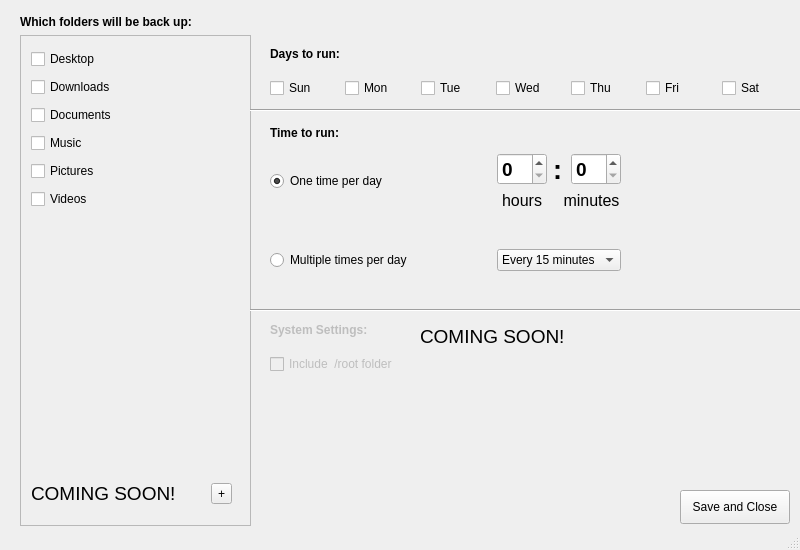
This is src/options.ui in GeovaneJefferson/timemachine as Qt 5 draws it before an edit. The edited form follows.
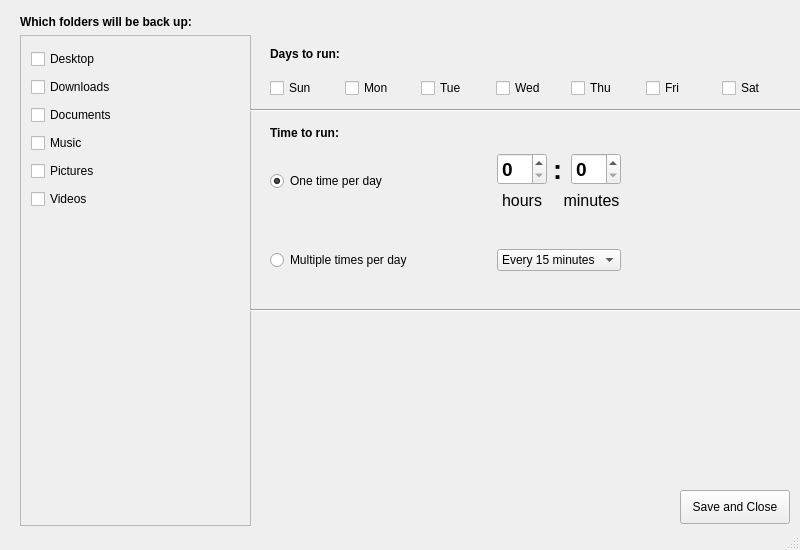
This is the edited form.

```diff
--- a/src/options.ui
+++ b/src/options.ui
@@ -376,85 +376,11 @@
           </item>
          </layout>
         </widget>
-        <widget class="QWidget" name="layoutWidget">
-         <property name="geometry">
-          <rect>
-           <x>10</x>
-           <y>440</y>
-           <width>201</width>
-           <height>36</height>
-          </rect>
-         </property>
-         <layout class="QHBoxLayout" name="horizontalLayout_2">
-          <item>
-           <widget class="QLabel" name="label_8">
-            <property name="text">
-             <string>&lt;html&gt;&lt;head/&gt;&lt;body&gt;&lt;p&gt;&lt;span style=&quot; font-size:14pt;&quot;&gt;COMING SOON!&lt;/span&gt;&lt;/p&gt;&lt;/body&gt;&lt;/html&gt;</string>
-            </property>
-           </widget>
-          </item>
-          <item>
-           <widget class="QToolButton" name="toolButton">
-            <property name="enabled">
-             <bool>true</bool>
-            </property>
-            <property name="text">
-             <string>+</string>
-            </property>
-           </widget>
-          </item>
-         </layout>
-        </widget>
        </widget>
       </widget>
      </item>
     </layout>
    </widget>
-   <widget class="QLabel" name="label_10">
-    <property name="geometry">
-     <rect>
-      <x>420</x>
-      <y>320</y>
-      <width>163</width>
-      <height>34</height>
-     </rect>
-    </property>
-    <property name="text">
-     <string>&lt;html&gt;&lt;head/&gt;&lt;body&gt;&lt;p&gt;&lt;span style=&quot; font-size:14pt;&quot;&gt;COMING SOON!&lt;/span&gt;&lt;/p&gt;&lt;/body&gt;&lt;/html&gt;</string>
-    </property>
-   </widget>
-   <widget class="QWidget" name="layoutWidget">
-    <property name="geometry">
-     <rect>
-      <x>270</x>
-      <y>313</y>
-      <width>523</width>
-      <height>61</height>
-     </rect>
-    </property>
-    <layout class="QVBoxLayout" name="verticalLayout_3">
-     <item>
-      <widget class="QLabel" name="label_20">
-       <property name="enabled">
-        <bool>false</bool>
-       </property>
-       <property name="text">
-        <string>&lt;html&gt;&lt;head/&gt;&lt;body&gt;&lt;p&gt;&lt;span style=&quot; font-weight:600;&quot;&gt;System Settings:&lt;/span&gt;&lt;/p&gt;&lt;/body&gt;&lt;/html&gt;</string>
-       </property>
-      </widget>
-     </item>
-     <item>
-      <widget class="QCheckBox" name="check_desktop_4">
-       <property name="enabled">
-        <bool>false</bool>
-       </property>
-       <property name="text">
-        <string>Include  /root folder</string>
-       </property>
-      </widget>
-     </item>
-    </layout>
-   </widget>
    <widget class="Line" name="line">
     <property name="geometry">
      <rect>
```
Left out of the diff: 8 changed lines with no effect on the pictures.
